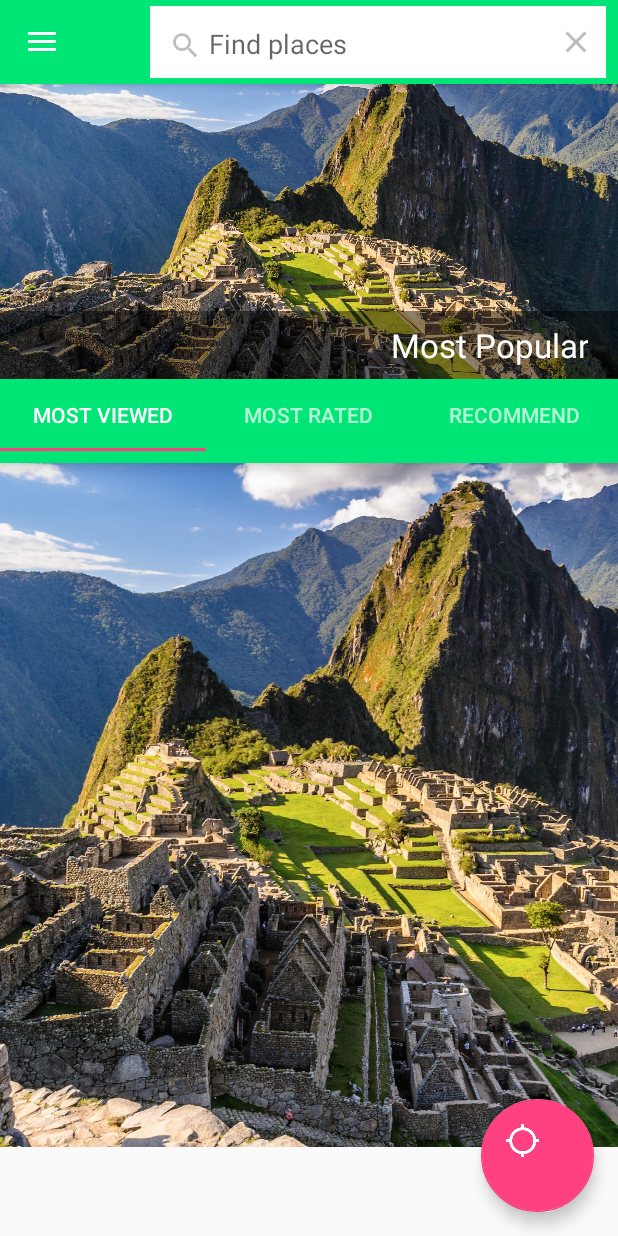
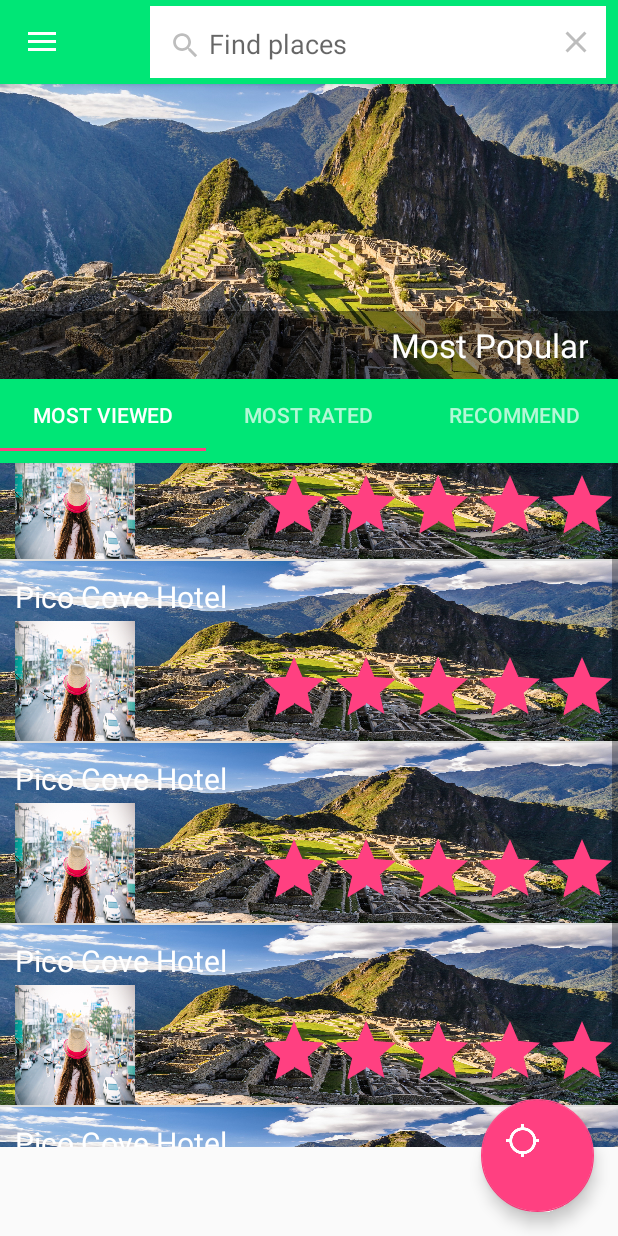
Before and after one commit to krysseltillada/Spotter-Repo, an Android app: the MostViewedTab screen opened directly, with no data from a screen before it, after a tap on "Search", on a phone screen of 412 x 824 dp. Run offline under Robolectric (Android 15) with nearby library versions, the light colour scheme and no system bars.

Commit message:
adding custom adapter for list view
nag add ako ng adapter sa listview saka ung ginawa natin kanina
di pa tapos ung adapter hahaha

```diff
--- a/Spotter/app/src/main/java/com/lmos/spotter/BlurImg.java
+++ b/Spotter/app/src/main/java/com/lmos/spotter/BlurImg.java
@@ -20,9 +20,8 @@ import android.renderscript.ScriptIntrinsicBlur;
 public class BlurImg {
 
     private static final float BITMAP_SCALE = 0.4f;
-    private static final float BITMAP_RADIUS = 2.5f;
 
-    public static Bitmap blurImg(Context context, Bitmap blurme){
+    public static Bitmap blurImg(Context context, Bitmap blurme, float blurValue){
 
         int width  = Math.round(blurme.getWidth() * BITMAP_SCALE);
         int height  = Math.round(blurme.getHeight() * BITMAP_SCALE);
@@ -36,7 +35,7 @@ public class BlurImg {
         Allocation tmpIn = Allocation.createFromBitmap(rs, input_bitmap);
         Allocation tmpOut = Allocation.createFromBitmap(rs, output_bitmap);
 
-        sblur.setRadius(BITMAP_RADIUS);
+        sblur.setRadius((blurValue > 20) ? 20 : (blurValue < 0) ? 0 : blurValue);
         sblur.setInput(tmpIn);
         sblur.forEach(tmpOut);
 
--- a/Spotter/app/src/main/java/com/lmos/spotter/HomeActivity.java
+++ b/Spotter/app/src/main/java/com/lmos/spotter/HomeActivity.java
@@ -1,7 +1,11 @@
 package com.lmos.spotter;
 
 import android.content.Context;
+import android.content.Intent;
+import android.graphics.Bitmap;
 import android.graphics.Color;
+import android.graphics.drawable.BitmapDrawable;
+import android.media.Image;
 import android.os.Bundle;
 import android.support.design.widget.FloatingActionButton;
 import android.support.design.widget.Snackbar;
@@ -22,6 +26,7 @@ import android.support.v7.app.ActionBarDrawerToggle;
 import android.support.v7.app.AppCompatActivity;
 import android.support.v7.widget.Toolbar;
 import android.view.MenuItem;
+import android.widget.ImageView;
 import android.widget.TextView;
 import android.widget.Toast;
 
--- /dev/null
+++ b/Spotter/app/src/main/java/com/lmos/spotter/ListPlaceAdapter.java
@@ -0,0 +1,55 @@
+package com.lmos.spotter;
+
+import android.content.Context;
+import android.support.annotation.NonNull;
+import android.support.annotation.Nullable;
+import android.view.LayoutInflater;
+import android.view.View;
+import android.view.ViewGroup;
+import android.widget.ArrayAdapter;
+
+import java.util.List;
+
+/**
+ * Created by Kryssel on 6/1/2017.
+ *
+ * this class is used to create a custom listview by
+ * inheriting and overriding method getView which renders
+ * a view(layout) on each item in a listview in the class ArrayAdapter
+ *
+ *
+ */
+
+public class ListPlaceAdapter extends ArrayAdapter <String> {
+
+    // creating a constructor that accepts a context a layout id and a collection
+
+    int layoutId;
+
+    public ListPlaceAdapter (Context con, int listLayoutId, String[] arr) {
+        // calling the base class constructor which is the constructor of the array adapter
+        super(con, listLayoutId, arr);
+        layoutId = listLayoutId;
+    }
+    @NonNull
+    @Override
+
+    /**
+     *
+     * overriding the getView method from the arrayadapter to get the view of the current
+     * layout on each item in the listview the (position) is the current position of the row
+     * the convertView is the current View of the row in the listview and the viewgroup is the current
+     * container of view in each row of the listview
+     *
+     */
+
+    public View getView(int position, View convertView, ViewGroup parent) {
+
+        String data = getItem(position);
+
+        convertView = LayoutInflater.from(getContext()).inflate(layoutId, parent, false);
+
+        return convertView;
+
+    }
+}
--- a/Spotter/app/src/main/java/com/lmos/spotter/LoginActivity.java
+++ b/Spotter/app/src/main/java/com/lmos/spotter/LoginActivity.java
@@ -20,7 +20,7 @@ public class LoginActivity extends AppCompatActivity {
         background_img = (ImageView) findViewById(R.id.background_img_holder);
 
         background_img.setImageBitmap(
-                BlurImg.blurImg(this, ((BitmapDrawable) this.getResources().getDrawable(R.drawable.traveler_bg)).getBitmap())
+                BlurImg.blurImg(this, ((BitmapDrawable) this.getResources().getDrawable(R.drawable.traveler_bg)).getBitmap(), 2.0f)
         );
 
         getSupportFragmentManager().beginTransaction()
--- a/Spotter/app/src/main/java/com/lmos/spotter/MostViewedTab.java
+++ b/Spotter/app/src/main/java/com/lmos/spotter/MostViewedTab.java
@@ -10,12 +10,30 @@ import android.os.Bundle;
 import android.view.LayoutInflater;
 import android.view.View;
 import android.view.ViewGroup;
+import android.widget.ListView;
+import android.widget.Toast;
 
 public class MostViewedTab extends Fragment {
 
     @Nullable
     @Override
     public View onCreateView(LayoutInflater inflater, @Nullable ViewGroup container, @Nullable Bundle savedInstanceState) {
-        return inflater.inflate(R.layout.most_viewed_tab, container, false);
+
+        View mostViewTabView = inflater.inflate(R.layout.most_viewed_tab, container, false);
+
+        ListView mostViewedListview = (ListView) mostViewTabView.findViewById(R.id.mostViewList);
+
+        ListPlaceAdapter mostViewAdapter = new ListPlaceAdapter(getContext(), R.layout.place_item_list, new String [] {
+                "1",
+                "2",
+                "d",
+                "d",
+                "f"
+
+        });
+
+        mostViewedListview.setAdapter(mostViewAdapter);
+
+        return mostViewTabView;
     }
 }
--- a/Spotter/app/src/main/res/layout/most_viewed_tab.xml
+++ b/Spotter/app/src/main/res/layout/most_viewed_tab.xml
@@ -4,13 +4,10 @@
     android:layout_width="match_parent"
     android:layout_height="match_parent">
 
+    <ListView
+        android:id = "@+id/mostViewList"
+        android:layout_width="wrap_content"
+        android:layout_height="wrap_content"></ListView>
 
-    <ImageView
-        android:id="@+id/imageView3"
-        android:layout_width="match_parent"
-        android:layout_height="match_parent"
-        android:layout_toStartOf="@+id/textView"
-        android:scaleType="centerCrop"
-        app:srcCompat="@drawable/sample_popular"
-        android:layout_alignParentTop="true" />
+
 </RelativeLayout>
--- /dev/null
+++ b/Spotter/app/src/main/res/layout/place_item_list.xml
@@ -0,0 +1,55 @@
+<?xml version="1.0" encoding="utf-8"?>
+<RelativeLayout xmlns:android="http://schemas.android.com/apk/res/android"
+    android:layout_width="match_parent"
+    android:layout_height="match_parent">
+
+
+    <FrameLayout
+        android:id="@+id/frameLayout2"
+        android:layout_width="match_parent"
+        android:layout_height="wrap_content"
+        android:layout_alignParentTop="true"
+        android:layout_alignParentStart="true">
+
+
+        <ImageView
+            android:background="@drawable/sample_popular"
+            android:scaleType="centerCrop"
+            android:layout_height="120dp"
+            android:layout_width="match_parent"
+            />
+
+
+        <TextView
+            android:text = "Pico Cove Hotel"
+            android:textSize="20dp"
+            android:textColor="@color/white"
+            android:layout_width="wrap_content"
+            android:layout_height="wrap_content"
+            android:layout_marginTop="10dp"
+            android:layout_marginLeft="10dp"
+            />
+
+        <ImageView
+            android:layout_width="80dp"
+            android:layout_height="80dp"
+            android:layout_marginTop="40dp"
+            android:layout_marginLeft="10dp"
+            android:background="@drawable/traveler_bg3"/>
+
+        <RatingBar
+            android:id="@+id/ratingBar"
+            android:layout_width="wrap_content"
+            android:layout_height="wrap_content"
+            android:layout_alignParentEnd="true"
+            android:layout_below="@+id/frameLayout2"
+            android:layout_gravity="right"
+            android:layout_marginRight="0dp"
+            android:layout_marginTop="60dp"
+            android:numStars="5"
+            android:rating="5"
+            android:isIndicator="true"/>
+
+    </FrameLayout>
+
+</RelativeLayout>
```
